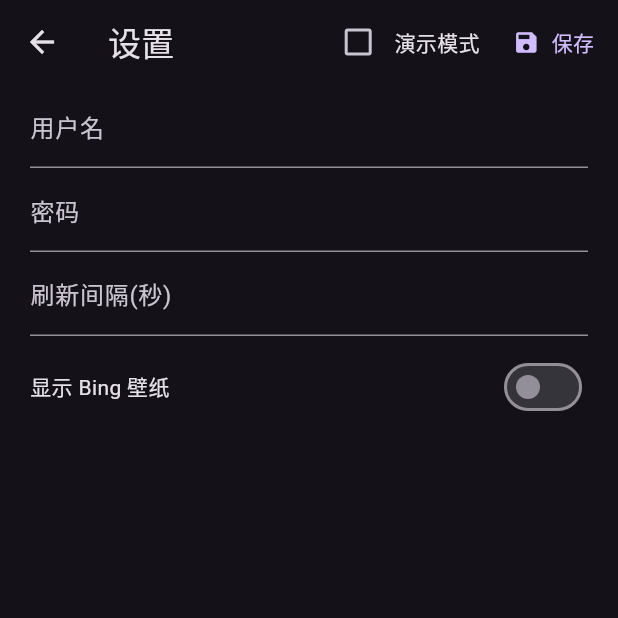
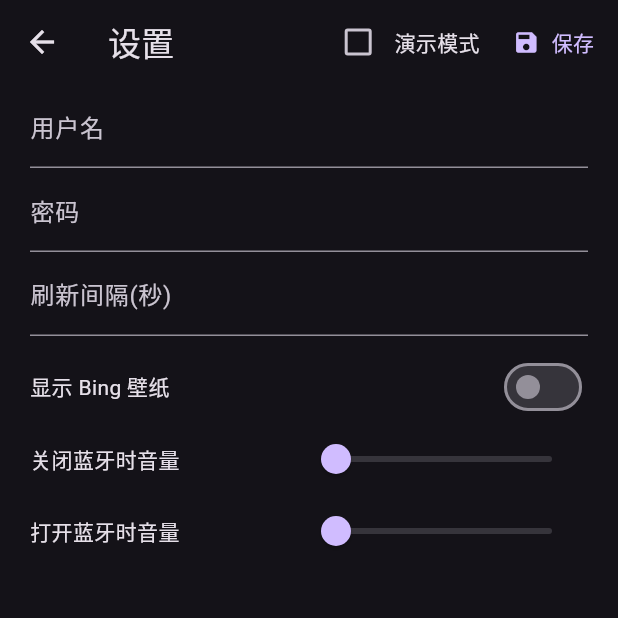
Before and after one commit to corkine/screenMe, a Flutter app: the SettingView screen opened directly, on a phone screen of 412 x 824 dp, the top half of it. Run offline on Flutter 3.47's test engine with Material 3 defaults, Android fonts, the light colour scheme and no system bars; our stand-ins replace cached_network_image, flutter_blue_plus, freezed_annotation, hooks_riverpod, riverpod_annotation, shared_preferences and 1 more; missing offline and left inert: flutter_volume_controller, window_manager; accounts and stored records are empty; statements that could not run were skipped.

Commit message:
增加了拖拽更改表面的功能，增加了蓝牙开关显示、音量调节功能。

```diff
--- a/lib/setting.dart
+++ b/lib/setting.dart
@@ -15,6 +15,8 @@ class _SettingViewState extends ConsumerState<SettingView> {
   final username = TextEditingController();
   final password = TextEditingController();
   final fetchDuration = TextEditingController();
+  var normalVoice = 0.0;
+  var speakerVoice = 0.0;
   bool showWallpaper = false;
   bool demoMode = false;
   @override
@@ -34,6 +36,8 @@ class _SettingViewState extends ConsumerState<SettingView> {
       password.text = c.password;
       showWallpaper = c.showBingWallpaper;
       demoMode = c.demoMode;
+      normalVoice = c.volumeNormal;
+      speakerVoice = c.volumeOpenBluetooth;
       setState(() {});
     });
   }
@@ -95,6 +99,34 @@ class _SettingViewState extends ConsumerState<SettingView> {
                     Switch(
                         value: showWallpaper,
                         onChanged: (v) => setState(() => showWallpaper = v))
+                  ]),
+                  Row(children: [
+                    const Text("关闭蓝牙时音量"),
+                    const Spacer(),
+                    Slider(
+                        onChanged: (v) {
+                          setState(() {
+                            normalVoice = v;
+                          });
+                        },
+                        label: "${normalVoice * 100}",
+                        value: normalVoice,
+                        min: 0,
+                        max: 1)
+                  ]),
+                  Row(mainAxisSize: MainAxisSize.max, children: [
+                    const Text("打开蓝牙时音量"),
+                    const Spacer(),
+                    Slider(
+                        onChanged: (v) {
+                          setState(() {
+                            speakerVoice = v;
+                          });
+                        },
+                        label: "${speakerVoice * 100}",
+                        value: speakerVoice,
+                        min: 0,
+                        max: 1)
                   ])
                 ]))));
   }
@@ -107,7 +139,7 @@ class _SettingViewState extends ConsumerState<SettingView> {
         d != null) {
       await ref.read(configsProvider.notifier).set(
           username.text, password.text, d, showWallpaper,
-          demoMode: demoMode);
+          demoMode: demoMode, minVol: normalVoice, maxVol: speakerVoice);
       await showSimpleMessage(context, content: "设置已更新");
       Navigator.of(context).pop();
     } else {
--- a/lib/version.dart
+++ b/lib/version.dart
@@ -1,5 +1,6 @@
 const version = "1.0.1";
 const logs = [
   "2024年1月22日 实现了整体界面设计，搭建了响应式系统，登录和 Debug 追踪，基本可用。",
-  "2024年1月23日 增加了演示模式，集成 Github Action。"
+  "2024年1月23日 增加了演示模式，集成 Github Action。",
+  "2024年1月25日 增加了拖拽更改表面的功能，增加了蓝牙开关显示、音量调节功能。"
 ];
--- a/pubspec.yaml
+++ b/pubspec.yaml
@@ -25,6 +25,8 @@ dependencies:
   window_manager: ^0.3.7
   flutter_animate: ^4.4.0
   syncfusion_flutter_charts: ^24.1.46+1
+  flutter_blue_plus: ^1.31.10
+  flutter_volume_controller: ^1.3.1
 
 dev_dependencies:
   flutter_test:
```
Also changed, not shown: lib/api/common.dart (+19 -3 lines), lib/blue.dart (added, +76 -0 lines), lib/dashboard.dart (+21 -10 lines), lib/api/common.freezed.dart, lib/api/common.g.dart, pubspec.lock, 7 other files.
